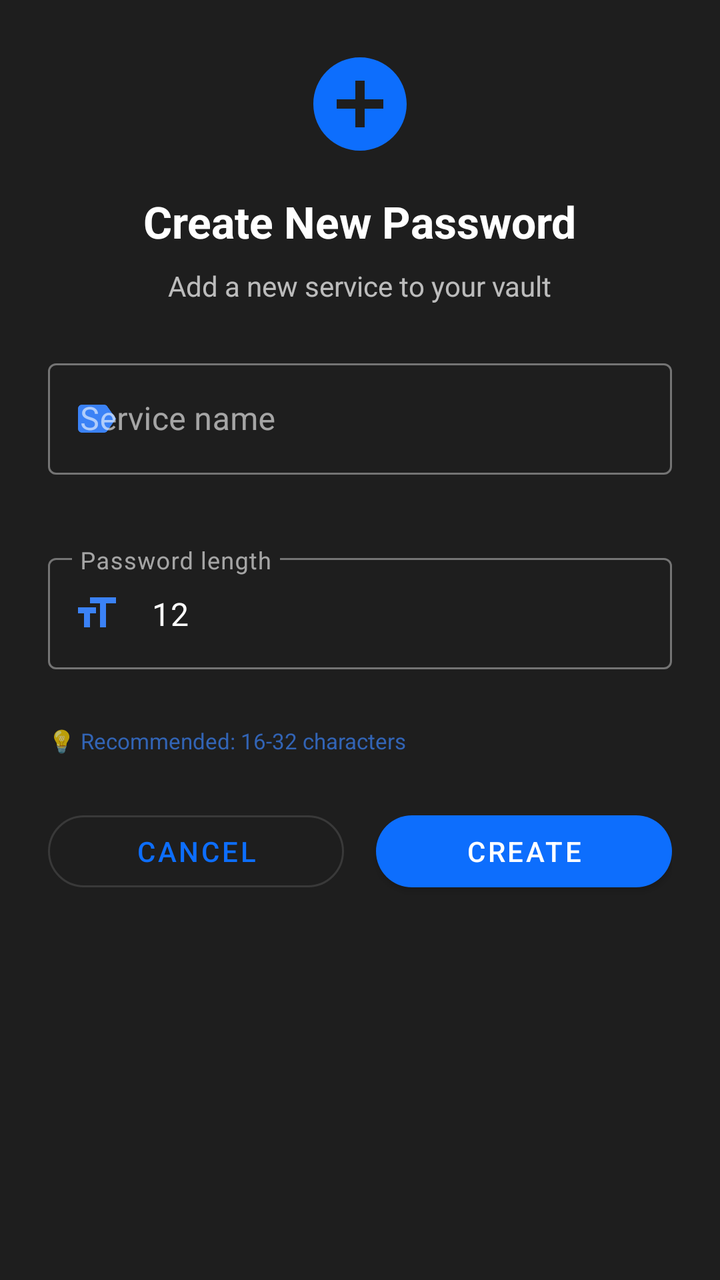
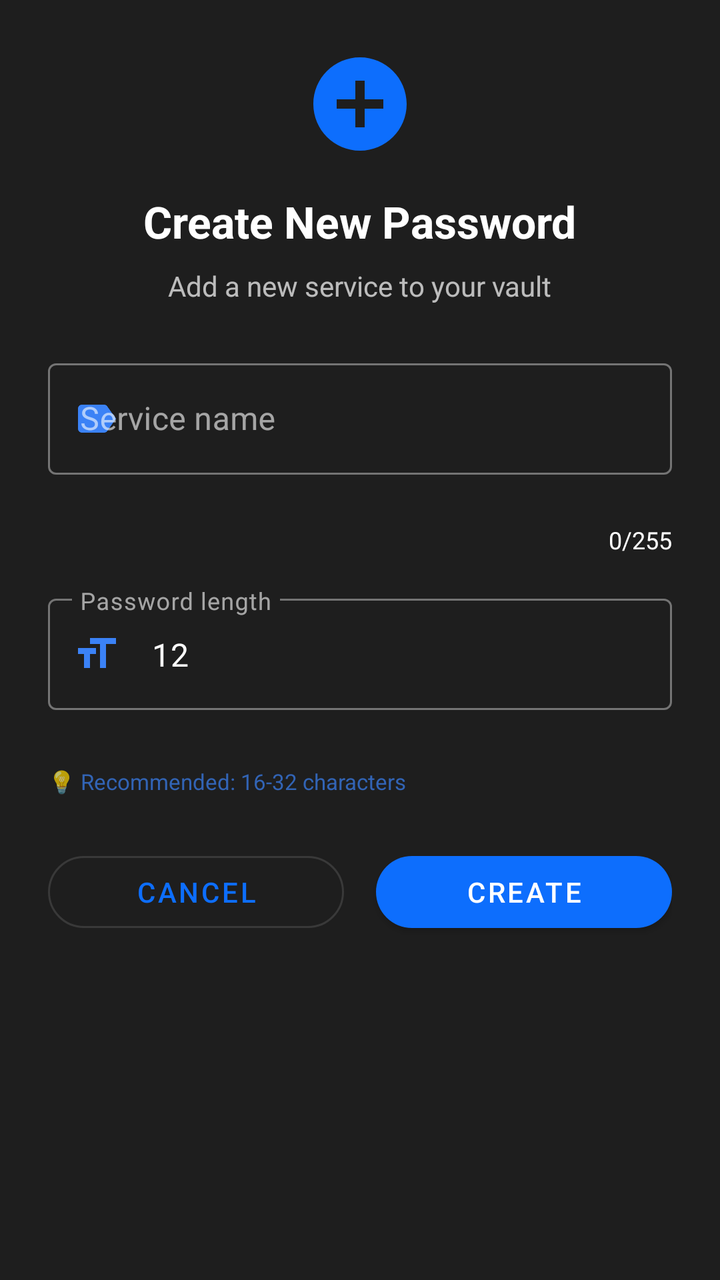

Two renders of the same Android screen: before a commit and after it. Below are the layout's source before the change and the commit's diff.
<!-- AndroidManifest.xml: application theme Theme.SmartPasswordManager -->
<!-- res/layout/dialog_add_custom.xml -->
<?xml version="1.0" encoding="utf-8"?>
<LinearLayout xmlns:android="http://schemas.android.com/apk/res/android"
    xmlns:app="http://schemas.android.com/apk/res-auto"
    android:layout_width="match_parent"
    android:layout_height="wrap_content"
    android:orientation="vertical"
    android:padding="24dp"
    android:background="@color/dark_surface">

    <ImageView
        android:layout_width="56dp"
        android:layout_height="56dp"
        android:layout_gravity="center"
        android:src="@drawable/ic_add_circle"
        android:layout_marginBottom="16dp"
        app:tint="@color/primary_blue" />

    <TextView
        android:layout_width="wrap_content"
        android:layout_height="wrap_content"
        android:layout_gravity="center"
        android:text="Create New Password"
        android:textSize="22sp"
        android:textStyle="bold"
        android:textColor="@color/white"
        android:layout_marginBottom="8dp" />

    <TextView
        android:layout_width="wrap_content"
        android:layout_height="wrap_content"
        android:layout_gravity="center"
        android:text="Add a new service to your vault"
        android:textSize="14sp"
        android:textColor="@color/white_70"
        android:layout_marginBottom="24dp" />

    <com.google.android.material.textfield.TextInputLayout
        android:id="@+id/descriptionLayout"
        android:layout_width="match_parent"
        android:layout_height="wrap_content"
        android:hint="Service name"
        app:startIconDrawable="@drawable/ic_label"
        app:startIconTint="@color/primary_blue_light"
        app:endIconMode="clear_text"
        app:errorEnabled="true"
        style="@style/Widget.MaterialComponents.TextInputLayout.OutlinedBox">

        <com.google.android.material.textfield.TextInputEditText
            android:id="@+id/entryDescription"
            android:layout_width="match_parent"
            android:layout_height="wrap_content"
            android:inputType="text"
            android:maxLength="255"
            android:maxLines="1" />

    </com.google.android.material.textfield.TextInputLayout>

    <com.google.android.material.textfield.TextInputLayout
        android:id="@+id/lengthLayout"
        android:layout_width="match_parent"
        android:layout_height="wrap_content"
        android:layout_marginTop="16dp"
        android:hint="Password length"
        app:startIconDrawable="@drawable/ic_format_size"
        app:startIconTint="@color/primary_blue_light"
        app:endIconMode="clear_text"
        app:errorEnabled="true"
        style="@style/Widget.MaterialComponents.TextInputLayout.OutlinedBox">

        <com.google.android.material.textfield.TextInputEditText
            android:id="@+id/entryLength"
            android:layout_width="match_parent"
            android:layout_height="wrap_content"
            android:inputType="number"
            android:maxLength="3"
            android:text="12"
            android:textColor="@color/white" />

    </com.google.android.material.textfield.TextInputLayout>

    <TextView
        android:layout_width="wrap_content"
        android:layout_height="wrap_content"
        android:layout_marginTop="8dp"
        android:text="💡 Recommended: 16-32 characters"
        android:textSize="11sp"
        android:textColor="@color/primary_blue_light"
        android:alpha="0.7" />

    <LinearLayout
        android:layout_width="match_parent"
        android:layout_height="wrap_content"
        android:orientation="horizontal"
        android:layout_marginTop="24dp">

        <com.google.android.material.button.MaterialButton
            android:id="@+id/btnCancel"
            android:layout_width="0dp"
            android:layout_height="48dp"
            android:layout_weight="1"
            android:layout_marginEnd="8dp"
            android:text="CANCEL"
            app:cornerRadius="24dp"
            style="@style/Widget.MaterialComponents.Button.OutlinedButton" />

        <com.google.android.material.button.MaterialButton
            android:id="@+id/btnCreate"
            android:layout_width="0dp"
            android:layout_height="48dp"
            android:layout_weight="1"
            android:layout_marginStart="8dp"
            android:text="CREATE"
            app:cornerRadius="24dp"
            style="@style/Widget.MaterialComponents.Button" />

    </LinearLayout>

</LinearLayout>
<!-- resources referenced by this layout -->
<resources>
  <color name="dark_surface">#1e1e1e</color>
  <color name="primary_blue">#0d6efd</color>
  <color name="primary_blue_light">#3b82f6</color>
  <color name="white">#ffffff</color>
  <color name="white_70">#B3FFFFFF</color>
  <!-- drawable ic_add_circle (drawable) -->
  <vector xmlns:android="http://schemas.android.com/apk/res/android"
      android:width="24dp"
      android:height="24dp"
      android:viewportWidth="24"
      android:viewportHeight="24">
      <path
          android:fillColor="#FFFFFF"
          android:pathData="M12,2C6.48,2 2,6.48 2,12s4.48,10 10,10 10,-4.48 10,-10S17.52,2 12,2zM17,13h-4v4h-2v-4L7,13v-2h4L11,7h2v4h4v2z"/>
  </vector>
  <!-- drawable ic_format_size (drawable) -->
  <vector xmlns:android="http://schemas.android.com/apk/res/android"
      android:width="24dp"
      android:height="24dp"
      android:viewportWidth="24"
      android:viewportHeight="24">
      <path
          android:fillColor="#FFFFFF"
          android:pathData="M9,4v3h5v12h3V7h5V4H9zM3,12h3v7h3v-7h3V9H3v3z"/>
  </vector>
  <!-- drawable ic_label (drawable) -->
  <vector xmlns:android="http://schemas.android.com/apk/res/android"
      android:width="24dp"
      android:height="24dp"
      android:viewportWidth="24"
      android:viewportHeight="24">
      <path
          android:fillColor="#FFFFFF"
          android:pathData="M17.63,5.84C17.27,5.33 16.67,5 16,5L5,5.01C3.9,5.01 3,5.9 3,7v10c0,1.1 0.9,1.99 2,1.99L16,19c0.67,0 1.27,-0.33 1.63,-0.84L22,12l-4.37,-6.16z"/>
  </vector>
  <style name="Theme.SmartPasswordManager" parent="Theme.MaterialComponents.DayNight.NoActionBar">
          <item name="colorPrimary">@color/primary_blue</item>
          <item name="colorPrimaryVariant">@color/primary_blue_dark</item>
          <item name="colorOnPrimary">@color/white</item>
          <item name="colorSecondary">@color/primary_blue_light</item>
          <item name="colorOnSecondary">@color/white</item>
          <item name="android:colorBackground">@color/dark_background</item>
          <item name="colorSurface">@color/dark_surface</item>
          <item name="colorOnSurface">@color/white</item>
          <item name="materialAlertDialogTheme">@style/ThemeOverlay.MaterialComponents.MaterialAlertDialog</item>
      </style>
  <color name="primary_blue_dark">#0a58ca</color>
  <color name="dark_background">#121212</color>
  <style name="ThemeOverlay.MaterialComponents.MaterialAlertDialog" parent="ThemeOverlay.MaterialComponents.MaterialAlertDialog" tools:ignore="PrivateResource,ResourceCycle">
          <item name="colorPrimary">@color/primary_blue</item>
          <item name="colorOnSurface">@color/white</item>
          <item name="colorSurface">@color/dark_surface</item>
      </style>
</resources>

<!-- the commit's change to res/layout/dialog_add_custom.xml (unified diff, before → after) -->
@@ -52,6 +52,16 @@
             android:inputType="text"
             android:maxLength="255"
             android:maxLines="1" />
+
+        <TextView
+            android:id="@+id/charCounter"
+            android:layout_width="wrap_content"
+            android:layout_height="wrap_content"
+            android:layout_gravity="end"
+            android:layout_marginTop="4dp"
+            android:text="0/255"
+            android:textSize="12sp"
+            android:textColor="@android:color/white" />
 
     </com.google.android.material.textfield.TextInputLayout>
 
